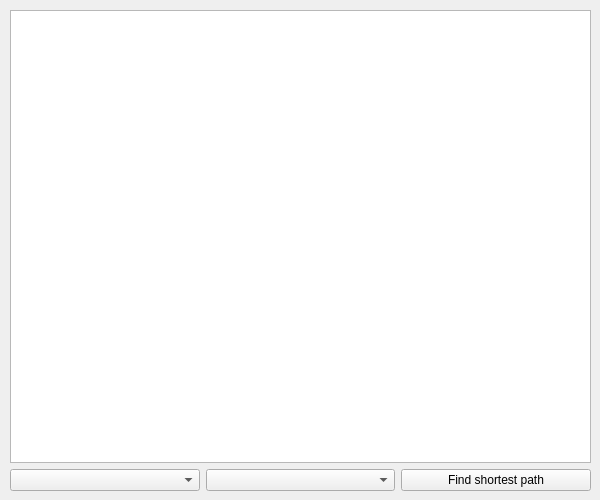
This is UIForms/VisRepr.ui in vad32m/TransportOptimization as Qt 5 draws it before an edit. The edited form follows.
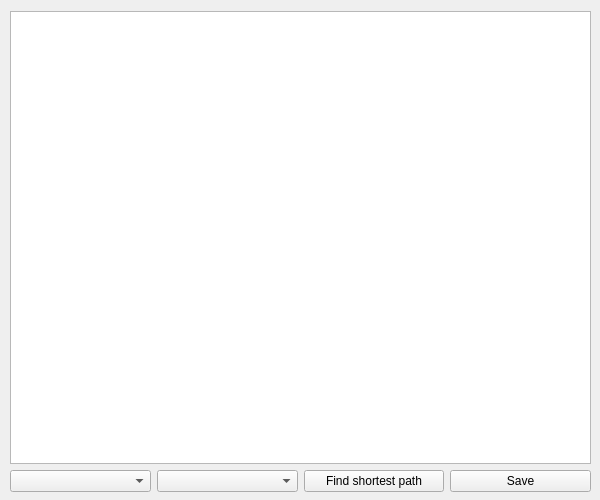
This is the edited form.

The edit to the form file:
```diff
--- a/UIForms/VisRepr.ui
+++ b/UIForms/VisRepr.ui
@@ -23,7 +23,7 @@
    <property name="geometry">
     <rect>
      <x>10</x>
-     <y>10</y>
+     <y>11</y>
      <width>581</width>
      <height>481</height>
     </rect>
@@ -47,6 +47,13 @@
         </property>
        </widget>
       </item>
+      <item>
+       <widget class="QPushButton" name="save">
+        <property name="text">
+         <string>Save</string>
+        </property>
+       </widget>
+      </item>
      </layout>
     </item>
    </layout>
```
